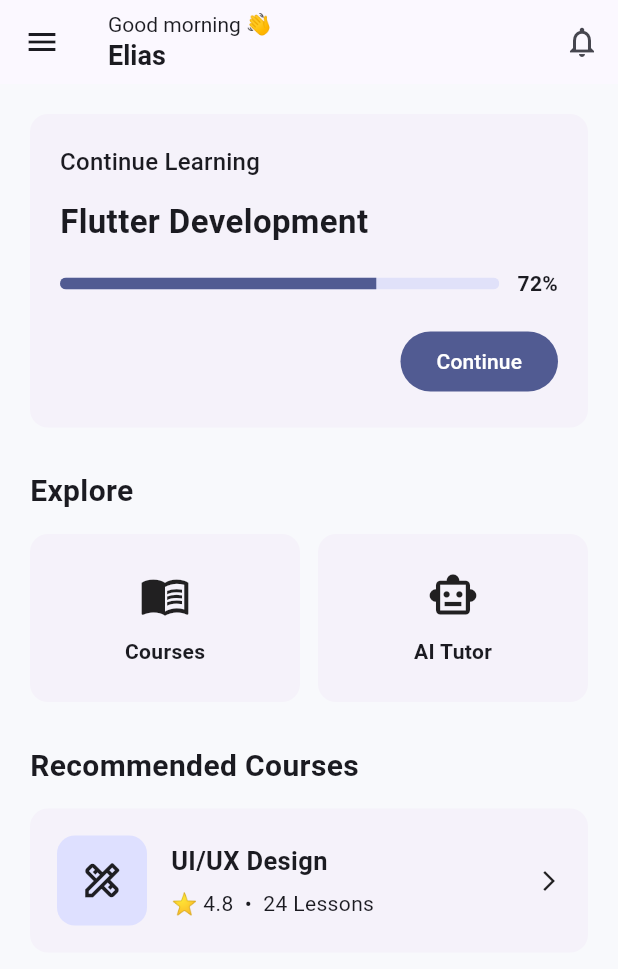
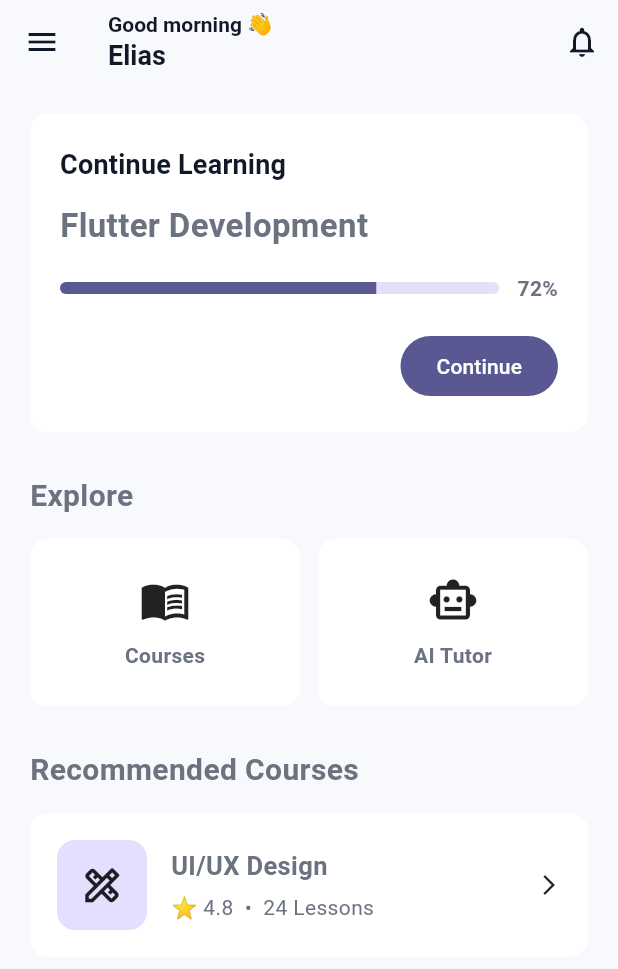
Before and after one commit to eliasmarga50-png/ai-education-interface, a Flutter app: the screen it shows after launch, on a phone screen of 412 x 824 dp. Shown: the top 969 px of the screen. Run offline on Flutter 3.47's test engine with Material 3 defaults, Android fonts, the phone set to English and light mode, and no system bars.

Commit message:
improve theme of application

```diff
--- a/lib/core/theme/app_theme.dart
+++ b/lib/core/theme/app_theme.dart
@@ -3,29 +3,69 @@ import 'package:flutter/material.dart';
 class AppTheme {
   AppTheme._();
 
+  static const Color primaryColor = Color(0xFF4F46E5);
+  static const Color backgroundColor = Color(0xFFF8F9FC);
+  static const Color surfaceColor = Colors.white;
+  static const Color textPrimaryColor = Color(0xFF111827);
+  static const Color textSecondaryColor = Color(0xFF6B7280);
+
   static ThemeData lightTheme = ThemeData(
     useMaterial3: true,
 
     colorScheme: ColorScheme.fromSeed(
-      seedColor: Colors.indigo,
+      seedColor: primaryColor,
       brightness: Brightness.light,
     ),
 
-    scaffoldBackgroundColor: const Color(0xFFF8F9FC),
+    scaffoldBackgroundColor: backgroundColor,
 
     appBarTheme: const AppBarTheme(
+      backgroundColor: backgroundColor,
+      foregroundColor: textPrimaryColor,
       elevation: 0,
       centerTitle: false,
     ),
 
     cardTheme: const CardThemeData(
+      color: surfaceColor,
       elevation: 0,
       margin: EdgeInsets.zero,
     ),
 
+    textTheme: const TextTheme(
+      headlineLarge: TextStyle(
+        color: textPrimaryColor,
+        fontSize: 32,
+        fontWeight: FontWeight.bold,
+      ),
+      headlineMedium: TextStyle(
+        color: textPrimaryColor,
+        fontSize: 26,
+        fontWeight: FontWeight.bold,
+      ),
+      titleLarge: TextStyle(
+        color: textPrimaryColor,
+        fontSize: 22,
+        fontWeight: FontWeight.bold,
+      ),
+      titleMedium: TextStyle(
+        color: textPrimaryColor,
+        fontSize: 18,
+        fontWeight: FontWeight.w600,
+      ),
+      bodyLarge: TextStyle(
+        color: textPrimaryColor,
+        fontSize: 16,
+      ),
+      bodyMedium: TextStyle(
+        color: textSecondaryColor,
+        fontSize: 14,
+      ),
+    ),
+
     inputDecorationTheme: InputDecorationTheme(
       filled: true,
-      fillColor: Colors.white,
+      fillColor: surfaceColor,
       border: OutlineInputBorder(
         borderRadius: BorderRadius.circular(12),
         borderSide: BorderSide.none,
```
